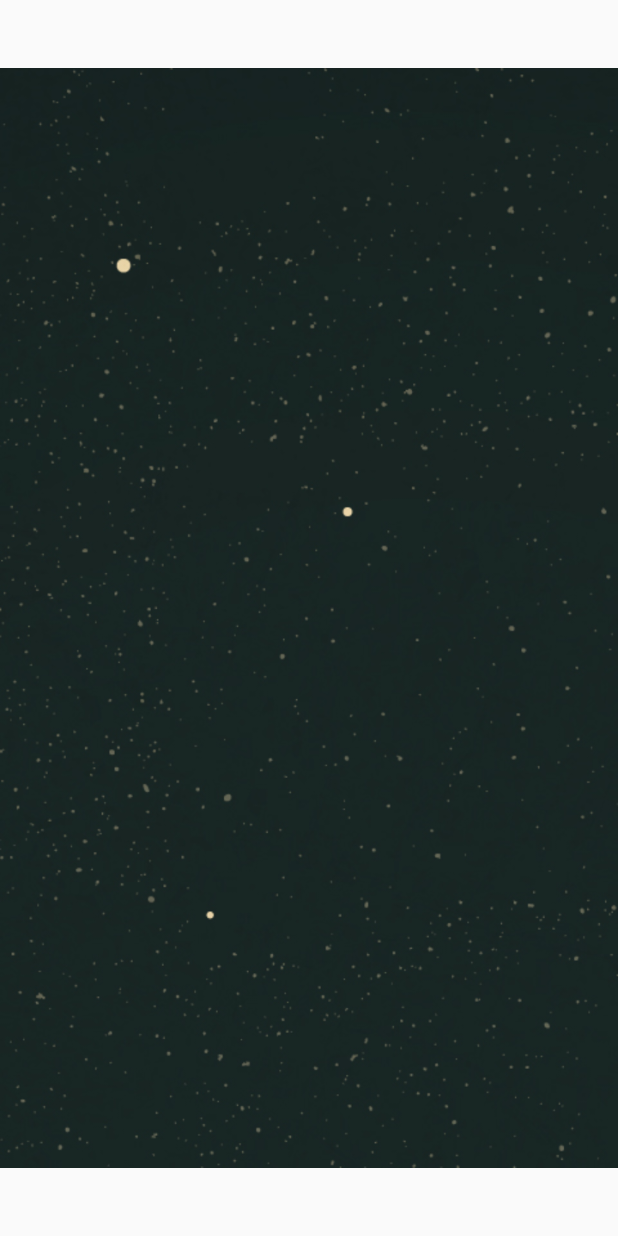
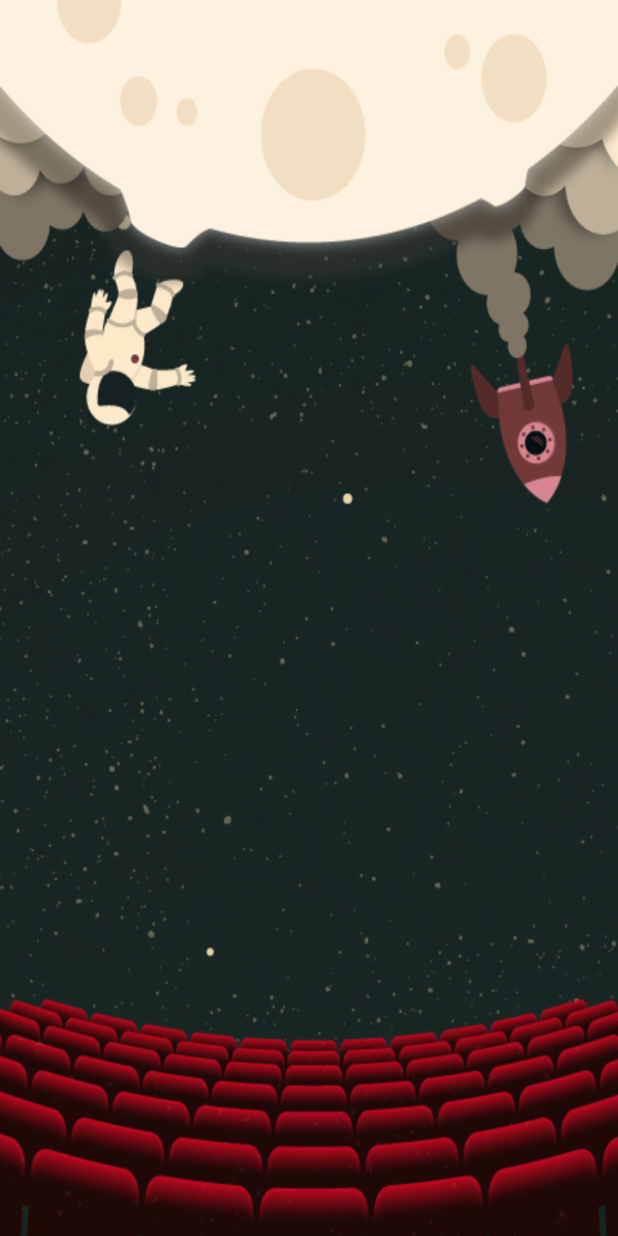
Before and after one commit to CelioPaula/AndroidApp, an Android app: the layout activity_launcher.xml on its own in the app's theme, with its tools: preview values and no code run, on a phone screen of 412 x 824 dp. Run offline under Robolectric (Android 15) with nearby library versions, the phone set to English and light mode, and no system bars.

Commit message:
launcher menu finished

```diff
--- a/app/src/main/java/com/example/androidproject/view/MainMenuActivity.java
+++ b/app/src/main/java/com/example/androidproject/view/MainMenuActivity.java
@@ -77,6 +77,10 @@ public class MainMenuActivity extends AppCompatActivity implements NavigationVie
                 prefMovies.clear();
                 showList(prefMovies);
                 break;
+            case R.id.infoItem:
+                Intent intent2 = new Intent(MainMenuActivity.this, InfoActivity.class);
+                startActivity(intent2);
+                break;
         }
 
         return true;
--- a/app/src/main/res/layout/activity_launcher.xml
+++ b/app/src/main/res/layout/activity_launcher.xml
@@ -4,16 +4,56 @@
     xmlns:app="http://schemas.android.com/apk/res-auto"
     xmlns:tools="http://schemas.android.com/tools"
     android:layout_width="match_parent"
-    android:layout_height="match_parent">
+    android:layout_height="match_parent"
+    android:background="@drawable/background">
 
-    <ImageView
-        android:id="@+id/imageView8"
+    <LinearLayout
+        android:id="@+id/layoutLogo"
         android:layout_width="wrap_content"
         android:layout_height="wrap_content"
+        android:background="@drawable/thirdlayer"
+        android:orientation="vertical"
+        android:visibility="invisible"
+        app:layout_constraintEnd_toEndOf="parent"
+        app:layout_constraintStart_toStartOf="parent"
+        app:layout_constraintTop_toTopOf="parent"></LinearLayout>
+
+    <LinearLayout
+        android:id="@+id/layoutUp"
+        android:layout_width="wrap_content"
+        android:layout_height="wrap_content"
+        android:background="@drawable/secondlayer"
+        android:orientation="vertical"
+        app:layout_constraintEnd_toEndOf="parent"
+        app:layout_constraintStart_toStartOf="parent"
+        app:layout_constraintTop_toTopOf="parent"></LinearLayout>
+
+    <LinearLayout
+        android:id="@+id/layoutDown"
+        android:layout_width="wrap_content"
+        android:layout_height="wrap_content"
+        android:background="@drawable/firstlayer"
+        android:orientation="vertical"
+        app:layout_constraintBottom_toBottomOf="parent"
+        app:layout_constraintEnd_toEndOf="parent"
+        app:layout_constraintStart_toStartOf="parent">
+
+    </LinearLayout>
+
+    <Button
+        android:id="@+id/btnMenu"
+        style="@style/Widget.AppCompat.Button.Borderless"
+        android:layout_width="428dp"
+        android:layout_height="990dp"
+        android:layout_gravity="center"
+        android:layout_marginTop="280dp"
+        android:text="CLICK TO CONTINUE"
+        android:textColor="@color/moonColor"
+        android:textSize="20sp"
+        android:visibility="invisible"
         app:layout_constraintBottom_toBottomOf="parent"
         app:layout_constraintEnd_toEndOf="parent"
         app:layout_constraintStart_toStartOf="parent"
-        app:layout_constraintTop_toTopOf="parent"
-        app:srcCompat="@drawable/background" />
+        app:layout_constraintTop_toTopOf="parent" />
 
 </android.support.constraint.ConstraintLayout>
--- a/app/src/main/res/values/colors.xml
+++ b/app/src/main/res/values/colors.xml
@@ -8,4 +8,6 @@
     <color name="black">#000000</color>
     <color name="fontGIF">#253F52</color>
     <color name="lightGrey">#CB928A8A</color>
+    <color name="moonColor">#FDF2DF</color>
+
 </resources>
```
Also changed, not shown: app/src/main/AndroidManifest.xml (+17 -9 lines), app/src/main/java/com/example/androidproject/view/InfoActivity.java (added, +14 -0 lines), app/src/main/java/com/example/androidproject/view/LauncherActivity.java (+88 -1 lines), app/src/main/res/layout/activity_info.xml (added, +26 -0 lines), app/src/main/res/drawable/firstlayer.png (added), app/src/main/res/drawable/secondlayer.png (added), app/src/main/res/drawable/thirdlayer.png (added).
